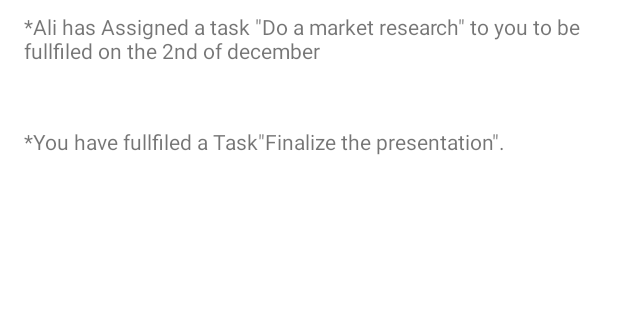
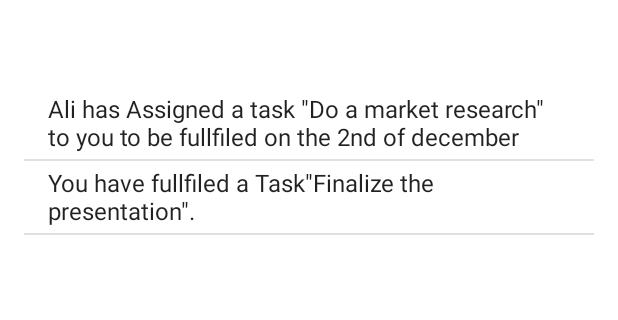
Before and after one commit to yasseraboelsaad/AWG-app, an Android app: the MainActivity screen opened directly, with no data from a screen before it, on a phone screen of 412 x 824 dp, the part 228-548 px from its top. Run offline under Robolectric (Android 15) with nearby library versions, the light colour scheme and no system bars; 2 statements that could not run were skipped.

Commit message:
Posting on Timeline
- The user can now post using text box in his profile to post status
updates that will be displayed on his time line.

```diff
--- a/Testapp/app/src/main/java/com/example/yasser/testapp/MainActivity.java
+++ b/Testapp/app/src/main/java/com/example/yasser/testapp/MainActivity.java
@@ -19,6 +19,8 @@ import android.widget.ImageView;
 import android.widget.ListView;
 import android.widget.TextView;
 
+import java.util.ArrayList;
+
 public class MainActivity extends AppCompatActivity {
     private String[] mNavigationDrawerItemTitles;
     private DrawerLayout mDrawerLayout;
@@ -26,12 +28,27 @@ public class MainActivity extends AppCompatActivity {
     ActionBarDrawerToggle mDrawerToggle;
     private CharSequence mDrawerTitle;
     private CharSequence mTitle;
+    // Used to hold all the user posts
+    // Allows the user to post offline
+    static private ArrayList<String> posts = new ArrayList<String>();
+
+
 
 
     @Override
     protected void onCreate(Bundle savedInstanceState) {
         super.onCreate(savedInstanceState);
+
+        // adding intial posts to timeLine
+        posts.add("Ali has Assigned a task \"Do a market research\" to you to be fullfiled on the 2nd of december");
+        posts.add("You have fullfiled a Task\"Finalize the presentation\".");
+
         setContentView(R.layout.activity_main);
+
+        // intialising bundle to carry data between timeline and posts
+        Bundle bundle = new Bundle();
+        bundle.putStringArrayList("posts",posts);
+
 
         mTitle = mDrawerTitle = getTitle();
         mNavigationDrawerItemTitles= getResources().getStringArray(R.array.navigation_drawer_items_array);
@@ -84,14 +101,27 @@ public class MainActivity extends AppCompatActivity {
 
 
         FragmentManager fragmentManager = getFragmentManager();
-        fragmentManager.beginTransaction().replace(R.id.content_frame, new Timeline()).commit();
+        Fragment temp = new Timeline();
+        temp.setArguments(bundle);
+        fragmentManager.beginTransaction().replace(R.id.content_frame, temp).commit();
 
         mDrawerList.setItemChecked(7, true);
         mDrawerList.setSelection(7);
         setTitle(mNavigationDrawerItemTitles[7]);
         mDrawerLayout.closeDrawer(mDrawerList);
 
+        //this.posts = new ArrayList<String>();
+
     }
+
+    public static void setPosts(ArrayList<String> post) {
+        MainActivity.posts = posts;
+    }
+
+    public static ArrayList<String> getPosts() {
+        return MainActivity.posts;
+    }
+
     @Override
     public boolean onOptionsItemSelected(MenuItem item) {
 
@@ -160,34 +190,45 @@ public class MainActivity extends AppCompatActivity {
     private void selectItem(int position) {
 
         Fragment fragment = null;
+        Bundle bundle = new Bundle();
+        bundle.putStringArrayList("posts",posts);
 
         switch (position) {
             case 0:
                 fragment = new Tasks();
+                fragment.setArguments(bundle);
                 break;
             case 1:
                 fragment = new Calendar();
+                fragment.setArguments(bundle);
                 break;
             case 2:
                 fragment = new Messages();
+                fragment.setArguments(bundle);
                 break;
             case 3:
                 fragment = new Events();
+                fragment.setArguments(bundle);
                 break;
             case 4:
                 fragment = new AWGs();
+                fragment.setArguments(bundle);
                 break;
             case 5:
                 fragment = new Committee();
+                fragment.setArguments(bundle);
                 break;
             case 6:
                 fragment = new profile();
+                fragment.setArguments(bundle);
                 break;
             case 7:
                 fragment = new Timeline();
+                fragment.setArguments(bundle);
                 break;
             case 8:
                 fragment = new settings();
+                fragment.setArguments(bundle);
                 break;
 
             default:
--- a/Testapp/app/src/main/java/com/example/yasser/testapp/Timeline.java
+++ b/Testapp/app/src/main/java/com/example/yasser/testapp/Timeline.java
@@ -3,17 +3,48 @@ package com.example.yasser.testapp;
 import android.app.Fragment;
 import android.support.v7.app.AppCompatActivity;
 import android.os.Bundle;
+import android.util.Log;
 import android.view.LayoutInflater;
 import android.view.View;
 import android.view.ViewGroup;
+import android.widget.ArrayAdapter;
+import android.widget.ListView;
 
-public class Timeline extends Fragment {
+import java.util.ArrayList;
+import java.util.Arrays;
+import java.util.List;
+
+public class Timeline extends Fragment implements  View.OnClickListener{
+
+    ArrayAdapter<String> timelineAdapter;
 
     @Override
     public View onCreateView(LayoutInflater inflater, ViewGroup container, Bundle savedInstanceState) {
 
         View rootView = inflater.inflate(R.layout.fragment_timeline, container, false);
 
+        Bundle bundle = getArguments();
+        ArrayList<String> posts = bundle.getStringArrayList("posts");
+        posts = bundle.getStringArrayList("posts");
+        for(int i=0;i<posts.size();i++)
+        {
+            Log.v("aho aho aho = ",posts.get(i));
+        }
+
+
+        ListView list = (ListView) rootView.findViewById(R.id.postsList);
+        List<String> myTimeline = posts;
+        timelineAdapter = new ArrayAdapter<String>(getActivity(), android.R.layout.simple_list_item_1, myTimeline);
+
+
+        list.setAdapter(timelineAdapter);
+
         return rootView;
     }
+
+
+    @Override
+    public void onClick(View v) {
+
+    }
 }
--- a/Testapp/app/src/main/res/layout/fragment_profile.xml
+++ b/Testapp/app/src/main/res/layout/fragment_profile.xml
@@ -47,7 +47,7 @@
             <EditText
                 android:layout_width="wrap_content"
                 android:layout_height="wrap_content"
-                android:id="@+id/editText"
+                android:id="@+id/postBox"
                 android:text="Write a Post!"
                 android:layout_column="2" />
         </TableRow>
@@ -61,7 +61,7 @@
                 android:layout_width="wrap_content"
                 android:layout_height="wrap_content"
                 android:text="Post"
-                android:id="@+id/button"
+                android:id="@+id/postBtn"
                 android:layout_column="2" />
         </TableRow>
 
--- a/Testapp/app/src/main/res/layout/fragment_timeline.xml
+++ b/Testapp/app/src/main/res/layout/fragment_timeline.xml
@@ -18,19 +18,12 @@
         android:weightSum="1"
         android:layout_marginTop="8dip">
 
-        <TextView
+        <ListView
             android:layout_width="match_parent"
-            android:layout_height="wrap_content"
-            android:text="*Ali has Assigned a task &quot;Do a market research&quot; to you to be fullfiled on the 2nd of december"
-            android:id="@+id/textView13"
-            android:layout_weight="0.07" />
-
-        <TextView
-            android:layout_width="match_parent"
-            android:layout_height="wrap_content"
-            android:text="*You have fullfiled a Task&quot;Finalize the presentation&quot;."
-            android:id="@+id/textView14"
-            android:layout_weight="0.09" />
+            android:layout_height="235dp"
+            android:id="@+id/postsList"
+            android:layout_gravity="center_horizontal"
+            android:layout_marginTop="50dp" />
     </LinearLayout>
 
     <TextView
```
Also changed, not shown: Testapp/app/src/main/java/com/example/yasser/testapp/profile.java (+43 -1 lines).
